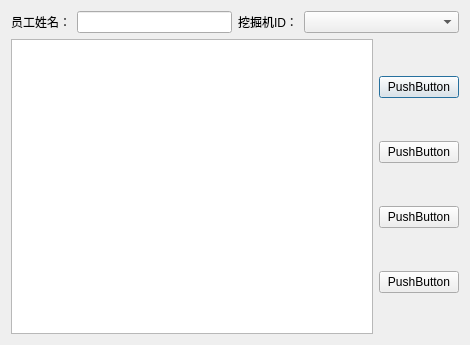
This is peopledialog.ui in chksong/MineCarsManage as Qt 5 draws it before an edit. The edited form follows.
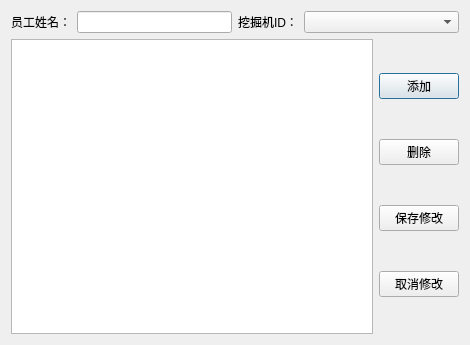
This is the edited form.

Patch:
```diff
--- a/peopledialog.ui
+++ b/peopledialog.ui
@@ -58,28 +58,28 @@
          <item>
           <widget class="QPushButton" name="pushButton">
            <property name="text">
-            <string>PushButton</string>
+            <string>添加</string>
            </property>
           </widget>
          </item>
          <item>
           <widget class="QPushButton" name="pushButton_2">
            <property name="text">
-            <string>PushButton</string>
+            <string>删除</string>
            </property>
           </widget>
          </item>
          <item>
           <widget class="QPushButton" name="pushButton_3">
            <property name="text">
-            <string>PushButton</string>
+            <string>保存修改</string>
            </property>
           </widget>
          </item>
          <item>
           <widget class="QPushButton" name="pushButton_4">
            <property name="text">
-            <string>PushButton</string>
+            <string>取消修改</string>
            </property>
           </widget>
          </item>
```
